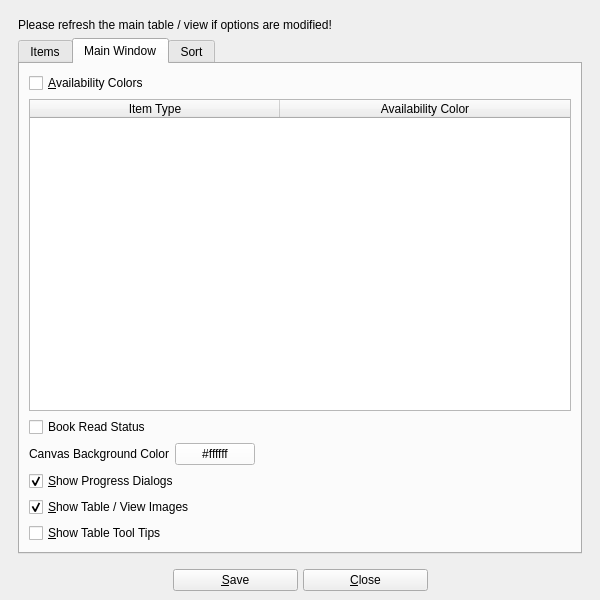
textbrowser/biblioteq, file UI/biblioteq_otheroptions.ui: the form before one commit.
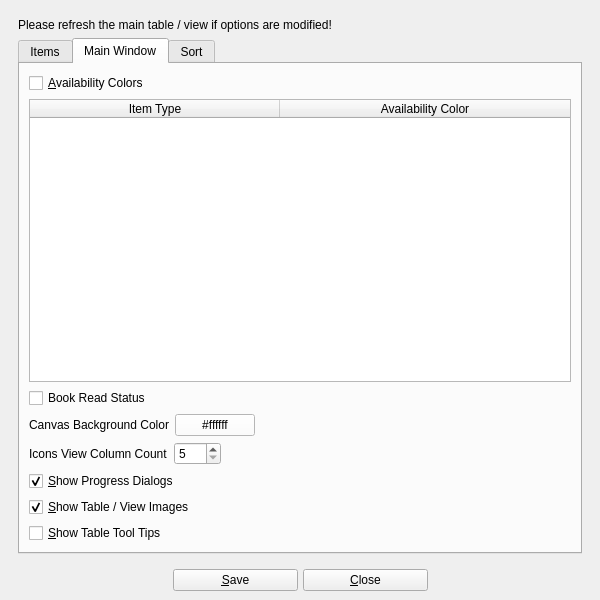
The form after the commit. The open tabs and pages were chosen to show the change. Icons and pictures are not drawn.

```diff
--- a/UI/biblioteq_otheroptions.ui
+++ b/UI/biblioteq_otheroptions.ui
@@ -293,6 +293,43 @@
               </item>
              </layout>
             </item>
+            <item>
+             <layout class="QHBoxLayout" name="horizontalLayout_5">
+              <item>
+               <widget class="QLabel" name="label_8">
+                <property name="text">
+                 <string>Icons View Column Count</string>
+                </property>
+               </widget>
+              </item>
+              <item>
+               <widget class="QSpinBox" name="icons_view_column_count">
+                <property name="toolTip">
+                 <string>[5, 100]</string>
+                </property>
+                <property name="minimum">
+                 <number>5</number>
+                </property>
+                <property name="maximum">
+                 <number>100</number>
+                </property>
+               </widget>
+              </item>
+              <item>
+               <spacer name="horizontalSpacer_5">
+                <property name="orientation">
+                 <enum>Qt::Horizontal</enum>
+                </property>
+                <property name="sizeHint" stdset="0">
+                 <size>
+                  <width>40</width>
+                  <height>20</height>
+                 </size>
+                </property>
+               </spacer>
+              </item>
+             </layout>
+            </item>
             <item>
              <widget class="QCheckBox" name="show_maintable_progress_dialogs">
               <property name="toolTip">
```
Left out of the diff: 1 changed line with no effect on the pictures.
